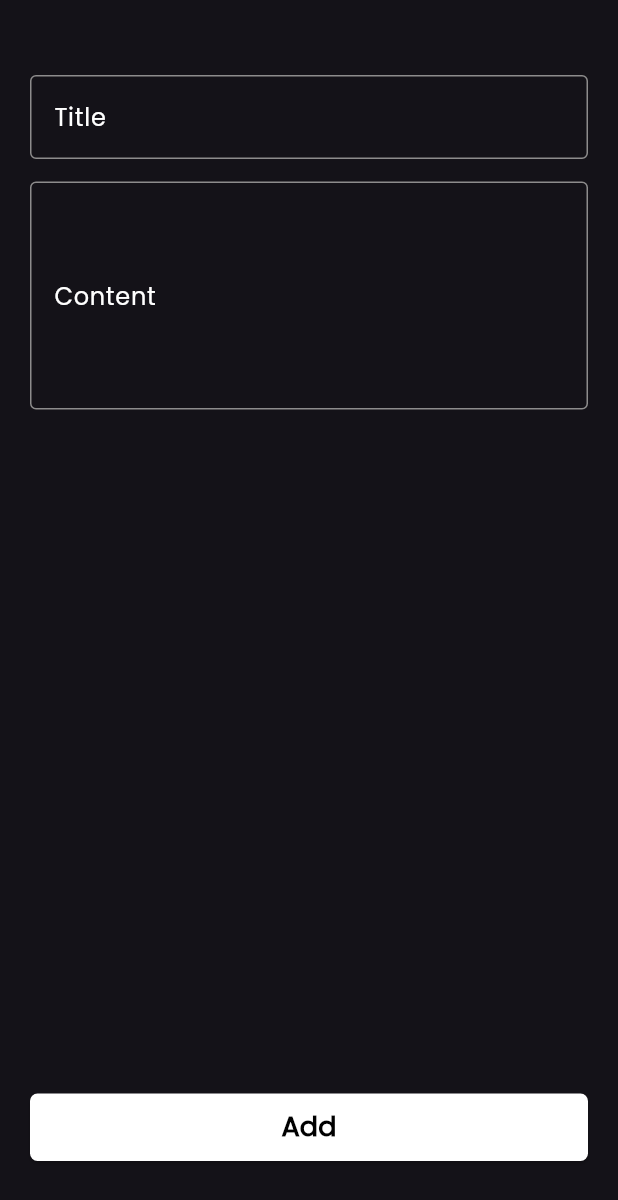
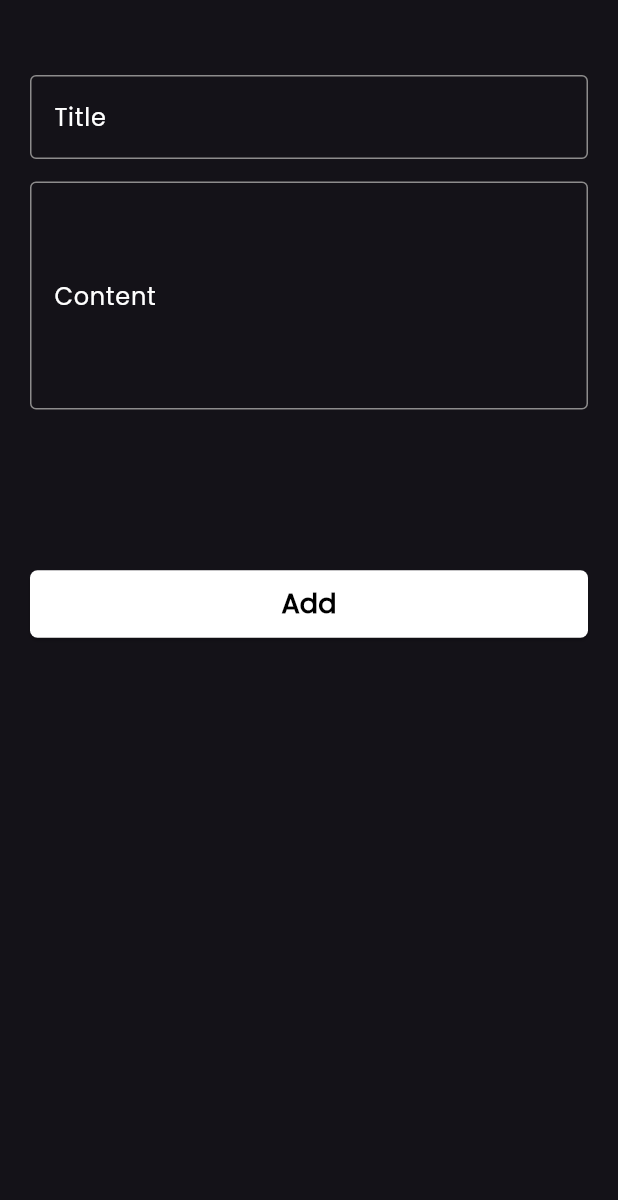
Before and after one commit to Sefen-Mahrous/notes_app, a Flutter app: the AddNoteButtomSheet widget shown alone on an empty page, opened directly, on a phone screen of 412 x 824 dp. Shown: the top 1200 px of the screen. Run offline on Flutter 3.47's test engine with Material 3 defaults, Android fonts, the phone set to English and light mode, and no system bars.

Commit message:
finsh notes bottom sheet

```diff
--- a/lib/views/widgets/add_note_buttom_sheet.dart
+++ b/lib/views/widgets/add_note_buttom_sheet.dart
@@ -7,8 +7,11 @@ class AddNoteButtomSheet extends StatelessWidget {
 
   @override
   Widget build(BuildContext context) {
-    return Padding(
+    return SizedBox(
+      height: MediaQuery.of(context).size.height * 0.6,
+      child: Padding(
         padding: const EdgeInsets.symmetric(horizontal: 20, vertical: 50),
+        child: SingleChildScrollView(
           child: Column(
             mainAxisAlignment: MainAxisAlignment.spaceBetween,
             children: [
@@ -23,10 +26,13 @@ class AddNoteButtomSheet extends StatelessWidget {
                   ),
                 ],
               ),
+              SizedBox(height: MediaQuery.of(context).size.height * 0.13),
 
               CustomElevatedButton(onTap: () {}, buttonName: 'Add'),
             ],
           ),
+        ),
+      ),
     );
   }
 }
```
Lines whose indentation alone changed are shown as unchanged.
